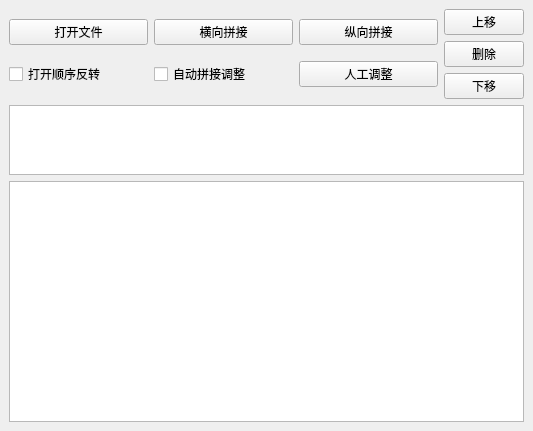
This is mainwindow.ui in JKWTCN/ImageSplicing as Qt 5 draws it before an edit. The edited form follows.
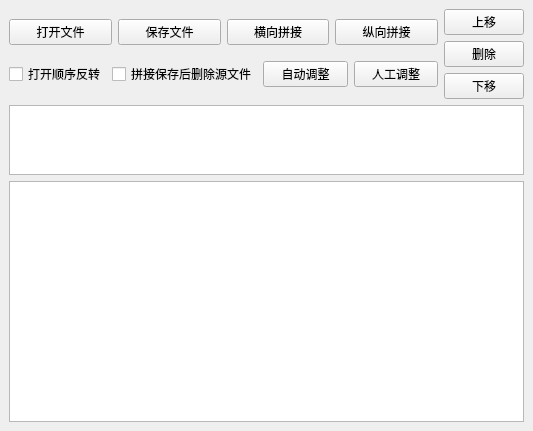
This is the edited form.

Commit message: 功能： 增强主窗口中的图片文件管理 使用QFileDialog实现了多文件选择功能 新增在QListWidget中显示所选图片的功能，并支持顺序反转选项 添加了图片列表中上下移动及删除选定图片的方法 更新用户界面，新增移动和删除图片的按钮 在tools.h和tools.cpp中添加了用于文件名提取和QString转换的工具函数

What changed in the file:
```diff
--- a/mainwindow.ui
+++ b/mainwindow.ui
@@ -28,6 +28,13 @@
             </property>
            </widget>
           </item>
+          <item>
+           <widget class="QPushButton" name="pushButton_8">
+            <property name="text">
+             <string>保存文件</string>
+            </property>
+           </widget>
+          </item>
           <item>
            <widget class="QPushButton" name="pushButton_2">
             <property name="text">
@@ -56,7 +63,14 @@
           <item>
            <widget class="QCheckBox" name="checkBox">
             <property name="text">
-             <string>自动拼接调整</string>
+             <string>拼接保存后删除源文件</string>
+            </property>
+           </widget>
+          </item>
+          <item>
+           <widget class="QPushButton" name="pushButton">
+            <property name="text">
+             <string>自动调整</string>
             </property>
            </widget>
           </item>
```
Left out of the diff: 55 changed lines with no effect on the pictures. The commit also changes 10 other files.
